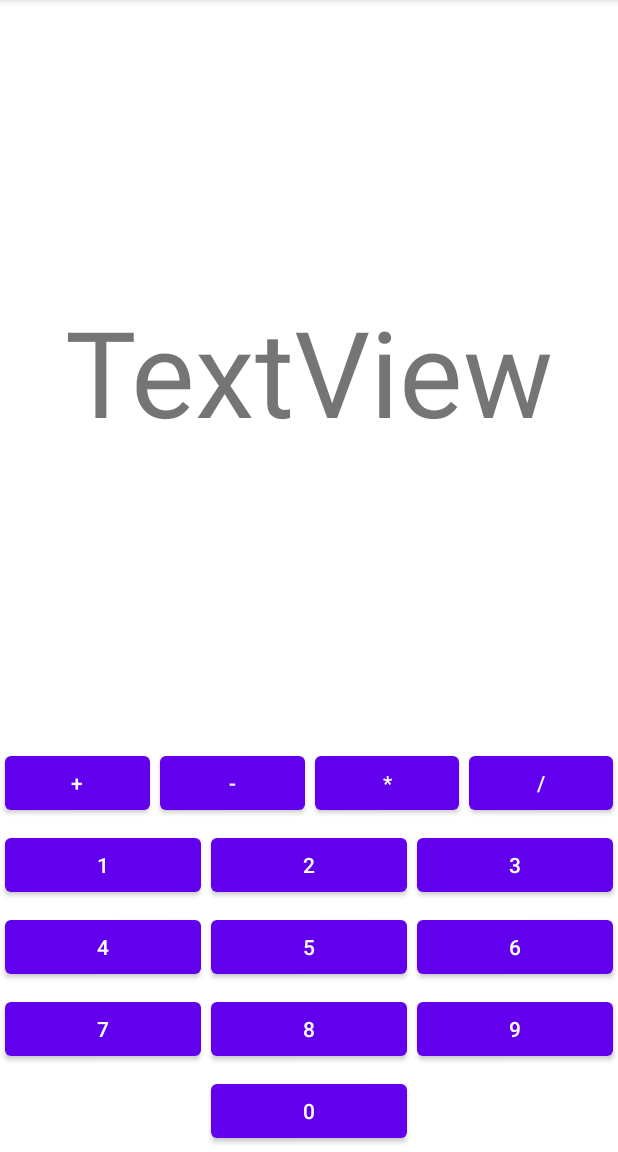
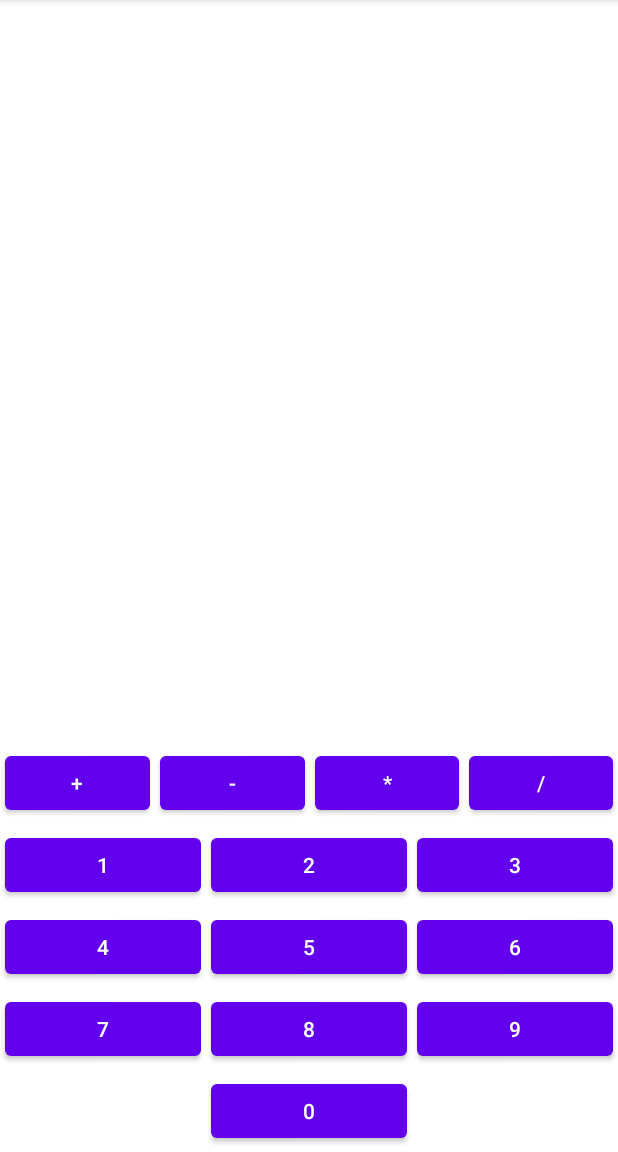
Before and after one commit to GerardJerome/calculette_g3, an Android app: the CalculActivity screen opened directly, with no data from a screen before it, in the options menu, after a tap on "Nettoyer", on a phone screen of 412 x 824 dp, the part 84-1236 px from its top. Run offline under Robolectric (Android 15) with nearby library versions, the phone set to English and light mode, and no system bars.

Commit message:
debut seance 26/01

```diff
--- a/app/src/main/java/com/jger/groupe3/CalculActivity.java
+++ b/app/src/main/java/com/jger/groupe3/CalculActivity.java
@@ -2,9 +2,12 @@ package com.jger.groupe3;
 
 import androidx.appcompat.app.AppCompatActivity;
 
+import android.content.Intent;
 import android.os.Bundle;
 import android.view.Menu;
 import android.view.MenuInflater;
+import android.view.MenuItem;
+import android.widget.TextView;
 
 public class CalculActivity extends AppCompatActivity {
 
@@ -18,6 +21,27 @@ public class CalculActivity extends AppCompatActivity {
     public boolean onCreateOptionsMenu(Menu menu) {
         MenuInflater inflater = getMenuInflater();
         inflater.inflate(R.menu.toolbar,menu);
+        MenuItem toolbarCalculer = menu.findItem(R.id.toolbarCalculer);
+        MenuItem toolbarVider = menu.findItem(R.id.toolbarVider);
+        toolbarCalculer.setOnMenuItemClickListener(menuItem -> calculResultat());
+        toolbarVider.setOnMenuItemClickListener(menuItem -> videTextView());
         return true;
     }
+
+    private boolean videTextView() {
+        TextView textViewCalcul = findViewById(R.id.textViewCalcul);
+        textViewCalcul.setText("");
+        return true;
+    }
+
+    private boolean calculResultat() {
+        // FAIS LE CALCUL
+        ouvreLastComputeActivity();
+        return true;
+    }
+
+    private void ouvreLastComputeActivity() {
+        Intent i = new Intent(this,LastComputeActivity.class);
+        startActivity(i);
+    }
 }
--- a/app/src/main/java/com/jger/groupe3/LastComputeActivity.java
+++ b/app/src/main/java/com/jger/groupe3/LastComputeActivity.java
@@ -3,6 +3,7 @@ package com.jger.groupe3;
 import androidx.appcompat.app.AppCompatActivity;
 
 import android.os.Bundle;
+import android.widget.Button;
 
 public class LastComputeActivity extends AppCompatActivity {
 
@@ -10,5 +11,6 @@ public class LastComputeActivity extends AppCompatActivity {
     protected void onCreate(Bundle savedInstanceState) {
         super.onCreate(savedInstanceState);
         setContentView(R.layout.activity_last_compute);
+        Button boutonPrecedent = findViewById(R.id.boutonPrecedent);
     }
 }
--- a/app/src/main/java/com/jger/groupe3/MainActivity.java
+++ b/app/src/main/java/com/jger/groupe3/MainActivity.java
@@ -14,8 +14,15 @@ public class MainActivity extends AppCompatActivity {
         super.onCreate(savedInstanceState);
         setContentView(R.layout.activity_main);
         Button boutonCalculer = findViewById(R.id.bouton_calculer);
+        Button boutonLastCompute = findViewById(R.id.boutonDernierCalcul);
         boutonCalculer.setOnClickListener(view -> lanceActiviteCalculer());
+        boutonLastCompute.setOnClickListener(view -> lanceDernierCalcul() );
 
+    }
+
+    private void lanceDernierCalcul() {
+        Intent i = new Intent(this,LastComputeActivity.class);
+        startActivity(i);
     }
 
     private void lanceActiviteCalculer() {
--- a/app/src/main/res/layout/activity_calcul.xml
+++ b/app/src/main/res/layout/activity_calcul.xml
@@ -12,7 +12,7 @@
         android:orientation="vertical">
 
         <TextView
-            android:id="@+id/textView"
+            android:id="@+id/textViewCalcul"
             android:layout_width="match_parent"
             android:layout_height="wrap_content"
             android:layout_weight="1"
@@ -95,7 +95,7 @@
                         android:text="@string/button_1" />
 
                     <Button
-                        android:id="@+id/button2"
+                        android:id="@+id/boutonDernierCalcul"
                         android:layout_width="wrap_content"
                         android:layout_height="wrap_content"
                         android:layout_margin="3dp"
--- a/app/src/main/res/layout/activity_last_compute.xml
+++ b/app/src/main/res/layout/activity_last_compute.xml
@@ -29,7 +29,7 @@
             android:text="TextView" />
 
         <Button
-            android:id="@+id/button10"
+            android:id="@+id/boutonPrecedent"
             android:layout_width="match_parent"
             android:layout_height="wrap_content"
             android:text="Précédent" />
--- a/app/src/main/res/layout/activity_main.xml
+++ b/app/src/main/res/layout/activity_main.xml
@@ -23,7 +23,7 @@
             android:text="@string/bouton_calculer" />
 
         <Button
-            android:id="@+id/button2"
+            android:id="@+id/boutonDernierCalcul"
             android:layout_width="match_parent"
             android:layout_height="wrap_content"
             android:text="@string/bouton_dernier_calcul" />
--- a/app/src/main/res/menu/toolbar.xml
+++ b/app/src/main/res/menu/toolbar.xml
@@ -3,7 +3,10 @@
     xmlns:android="http://schemas.android.com/apk/res/android">
 
     <item
+        android:id="@+id/toolbarCalculer"
         android:title="@string/toolbar_calculer"
         app:showAsAction="always" />
-    <item android:title="@string/toolbar_nettoyer" />
+    <item
+        android:id="@+id/toolbarVider"
+        android:title="@string/toolbar_nettoyer" />
 </menu>
```
